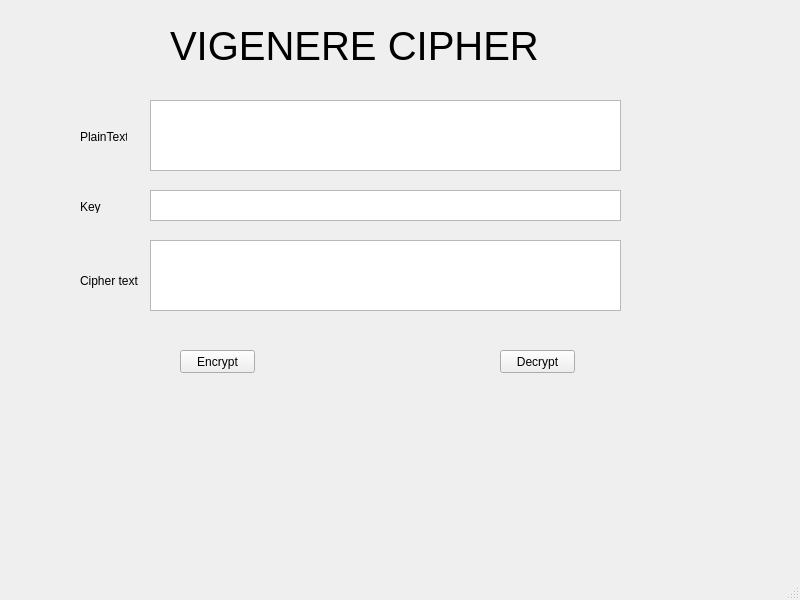
This is lab-03/ui/vigenere.ui in phamnguyenhoangphuc2005/bmttnc-hutech-2380601746 as Qt 5 draws it before an edit. The edited form follows.
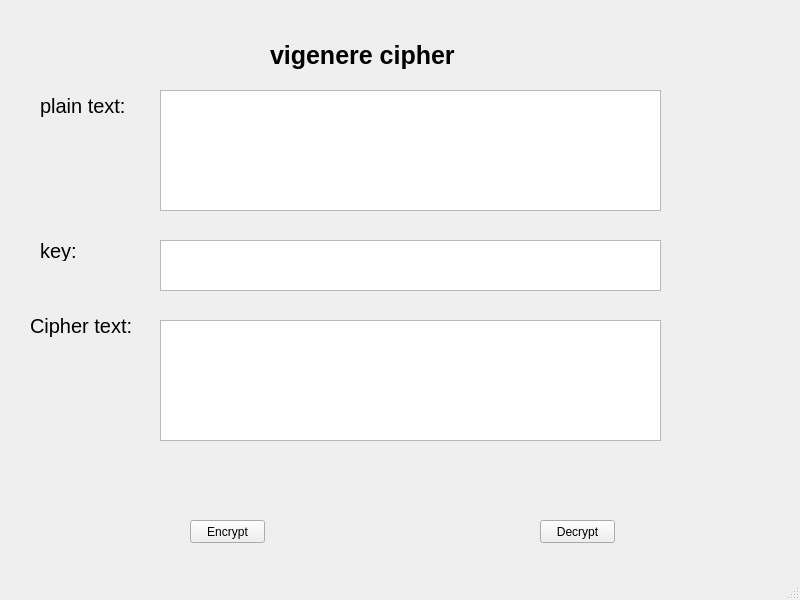
This is the edited form.

Patch:
```diff
--- a/lab-03/ui/vigenere.ui
+++ b/lab-03/ui/vigenere.ui
@@ -14,111 +14,91 @@
    <string>MainWindow</string>
   </property>
   <widget class="QWidget" name="centralwidget">
+   <widget class="QPushButton" name="pushButton">
+    <property name="geometry">
+     <rect>
+      <x>190</x>
+      <y>520</y>
+      <width>75</width>
+      <height>23</height>
+     </rect>
+    </property>
+    <property name="text">
+     <string>Encrypt</string>
+    </property>
+   </widget>
    <widget class="QLabel" name="label">
     <property name="geometry">
      <rect>
-      <x>170</x>
-      <y>10</y>
-      <width>501</width>
-      <height>71</height>
+      <x>270</x>
+      <y>30</y>
+      <width>251</width>
+      <height>51</height>
      </rect>
     </property>
     <property name="font">
      <font>
-      <pointsize>30</pointsize>
+      <pointsize>19</pointsize>
+      <weight>75</weight>
+      <bold>true</bold>
      </font>
     </property>
     <property name="text">
-     <string>VIGENERE CIPHER</string>
+     <string>vigenere cipher</string>
+    </property>
+    <property name="textFormat">
+     <enum>Qt::AutoText</enum>
+    </property>
+    <property name="scaledContents">
+     <bool>false</bool>
+    </property>
+    <property name="wordWrap">
+     <bool>false</bool>
     </property>
    </widget>
    <widget class="QLabel" name="label_2">
     <property name="geometry">
      <rect>
-      <x>80</x>
-      <y>130</y>
-      <width>47</width>
-      <height>13</height>
-     </rect>
-    </property>
-    <property name="text">
-     <string>PlainText</string>
-    </property>
-   </widget>
-   <widget class="QLabel" name="label_3">
-    <property name="geometry">
-     <rect>
-      <x>80</x>
-      <y>200</y>
-      <width>47</width>
-      <height>13</height>
-     </rect>
-    </property>
-    <property name="text">
-     <string>Key</string>
-    </property>
-   </widget>
-   <widget class="QLabel" name="label_4">
-    <property name="geometry">
-     <rect>
-      <x>80</x>
-      <y>260</y>
-      <width>61</width>
-      <height>41</height>
-     </rect>
-    </property>
-    <property name="text">
-     <string>Cipher text</string>
-    </property>
-   </widget>
-   <widget class="QPlainTextEdit" name="plainTextEdit">
-    <property name="geometry">
-     <rect>
-      <x>150</x>
-      <y>100</y>
-      <width>471</width>
-      <height>71</height>
-     </rect>
-    </property>
-   </widget>
-   <widget class="QPlainTextEdit" name="plainTextEdit_2">
-    <property name="geometry">
-     <rect>
-      <x>150</x>
-      <y>190</y>
-      <width>471</width>
+      <x>40</x>
+      <y>90</y>
+      <width>101</width>
       <height>31</height>
      </rect>
     </property>
+    <property name="font">
+     <font>
+      <pointsize>15</pointsize>
+     </font>
+    </property>
+    <property name="text">
+     <string>plain text:</string>
+    </property>
    </widget>
    <widget class="QPlainTextEdit" name="plainTextEdit_3">
     <property name="geometry">
      <rect>
-      <x>150</x>
-      <y>240</y>
-      <width>471</width>
-      <height>71</height>
+      <x>160</x>
+      <y>320</y>
+      <width>501</width>
+      <height>121</height>
      </rect>
     </property>
    </widget>
-   <widget class="QPushButton" name="pushButton">
+   <widget class="QPlainTextEdit" name="plainTextEdit_2">
     <property name="geometry">
      <rect>
-      <x>180</x>
-      <y>350</y>
-      <width>75</width>
-      <height>23</height>
+      <x>160</x>
+      <y>240</y>
+      <width>501</width>
+      <height>51</height>
      </rect>
     </property>
-    <property name="text">
-     <string>Encrypt</string>
-    </property>
    </widget>
    <widget class="QPushButton" name="pushButton_2">
     <property name="geometry">
      <rect>
-      <x>500</x>
-      <y>350</y>
+      <x>540</x>
+      <y>520</y>
       <width>75</width>
       <height>23</height>
      </rect>
@@ -127,6 +107,52 @@
      <string>Decrypt</string>
     </property>
    </widget>
+   <widget class="QLabel" name="label_3">
+    <property name="geometry">
+     <rect>
+      <x>40</x>
+      <y>240</y>
+      <width>41</width>
+      <height>21</height>
+     </rect>
+    </property>
+    <property name="font">
+     <font>
+      <pointsize>15</pointsize>
+     </font>
+    </property>
+    <property name="text">
+     <string>key:</string>
+    </property>
+   </widget>
+   <widget class="QLabel" name="label_4">
+    <property name="geometry">
+     <rect>
+      <x>30</x>
+      <y>310</y>
+      <width>121</width>
+      <height>31</height>
+     </rect>
+    </property>
+    <property name="font">
+     <font>
+      <pointsize>15</pointsize>
+     </font>
+    </property>
+    <property name="text">
+     <string>Cipher text:</string>
+    </property>
+   </widget>
+   <widget class="QPlainTextEdit" name="plainTextEdit">
+    <property name="geometry">
+     <rect>
+      <x>160</x>
+      <y>90</y>
+      <width>501</width>
+      <height>121</height>
+     </rect>
+    </property>
+   </widget>
   </widget>
   <widget class="QMenuBar" name="menubar">
    <property name="geometry">
@@ -134,7 +160,7 @@
      <x>0</x>
      <y>0</y>
      <width>800</width>
-     <height>21</height>
+     <height>26</height>
     </rect>
    </property>
   </widget>
```
